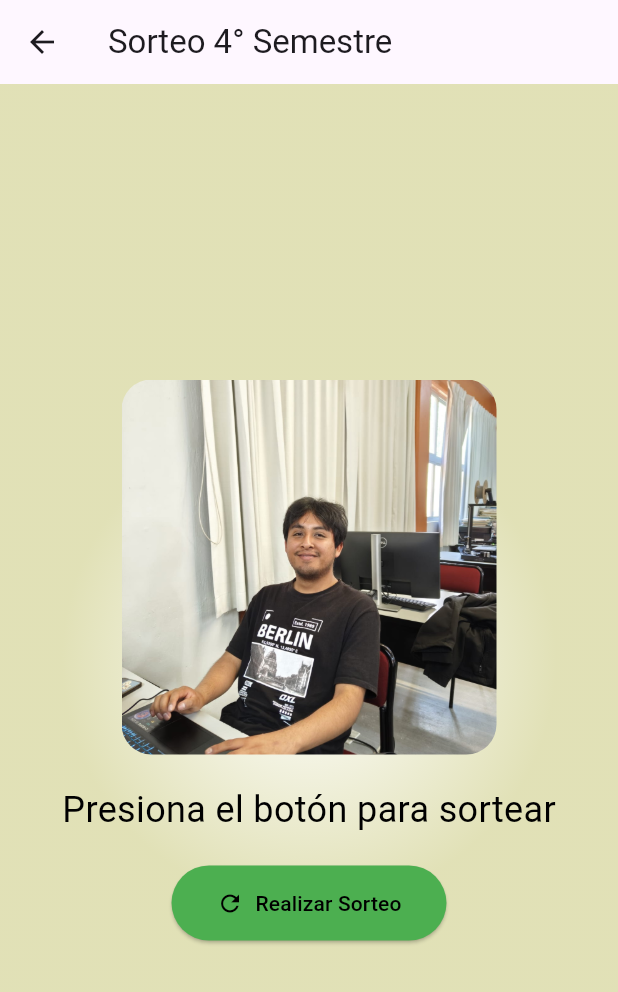
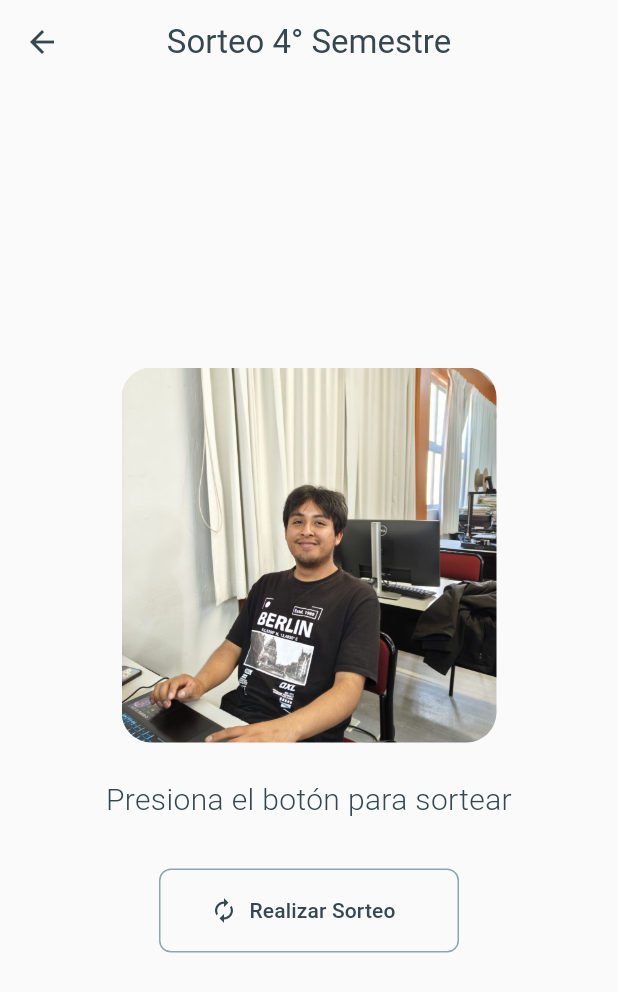
Before and after one commit to EdenMCa/ExamenSegundoParcial_PDM, a Flutter app: the CuartoSemestre screen opened directly, on a phone screen of 412 x 824 dp. Shown: the top 992 px of the screen. Run offline on Flutter 3.47's test engine with Material 3 defaults, Android fonts, the phone set to English and light mode, and no system bars.

Commit message:
Los módulo del 403 y 1003 ya contienen los estilos finales

```diff
--- a/examen_segundo_parcial/lib/pantallas/sorteos/cuarto_semestre.dart
+++ b/examen_segundo_parcial/lib/pantallas/sorteos/cuarto_semestre.dart
@@ -69,7 +69,7 @@ class _CuartoSemestreState extends State<CuartoSemestre> {
             1; // La función Random asigna un número aleatorio a _i.
         _rutaImagen =
             'assets/images/cuarto_semestre/cuarto_$_i.jpeg'; // El número aleatorio se agrega a la ruta de la imagen y se guarda en _rutaCara.
-        _ganador = _nombreAlumnos[_i-1];
+        _ganador = _nombreAlumnos[_i - 1];
       });
       _estaAnimado = false;
     }
@@ -78,15 +78,16 @@ class _CuartoSemestreState extends State<CuartoSemestre> {
   @override
   Widget build(BuildContext context) {
     return Scaffold(
+      backgroundColor: Colors.grey[50],
       appBar: AppBar(
         title: const Text('Sorteo 4° Semestre'),
+        centerTitle: true,
+        elevation: 0,
+        backgroundColor: Colors.transparent,
+        foregroundColor: Colors.blueGrey[800],
       ),
-      body: Container(
-        decoration: const BoxDecoration(
-            gradient: RadialGradient(colors: [
-          Color.fromRGBO(255, 255, 255, 10),
-          Color.fromRGBO(224, 224, 180, 0.965)
-        ], radius: 0.4)),
+      body: Padding(
+        padding: const EdgeInsets.symmetric(horizontal: 24.0),
         child: Center(
           child: Column(
             mainAxisAlignment: MainAxisAlignment.center,
@@ -100,27 +101,37 @@ class _CuartoSemestreState extends State<CuartoSemestre> {
                   fit: BoxFit.cover,
                 ),
               ),
-              const SizedBox(height: 20),
+              const SizedBox(height: 24),
               Text(
                 _ganador.isEmpty
                     ? 'Presiona el botón para sortear'
                     : 'Ganador: $_ganador',
-                style: const TextStyle(
-                    fontSize: 24, color: Color.fromARGB(255, 0, 0, 0)),
-              ),
-              const SizedBox(height: 20),
-              ElevatedButton.icon(
-                onPressed: _realizarSorteo,
-                icon: const Icon(Icons.refresh),
-                label: const Text('Realizar Sorteo'),
-                style: ElevatedButton.styleFrom(
-                  backgroundColor:
-                      Colors.green, // Color diferente para 2° semestre
-                  foregroundColor: const Color.fromARGB(255, 0, 0, 0),
-                  padding:
-                      const EdgeInsets.symmetric(horizontal: 30, vertical: 15),
+                textAlign: TextAlign.center,
+                style: TextStyle(
+                  fontSize: 20,
+                  fontWeight:
+                      _ganador.isEmpty ? FontWeight.w300 : FontWeight.bold,
+                  color: Colors.blueGrey[800],
+                  height: 1.4,
                 ),
               ),
+              const SizedBox(height: 32),
+              SizedBox(
+                width: 200, // Ancho personalizado del botón
+                child: OutlinedButton.icon(
+                  onPressed: _realizarSorteo,
+                  icon: const Icon(Icons.autorenew),
+                  label: const Text('Realizar Sorteo'),
+                  style: OutlinedButton.styleFrom(
+                    foregroundColor: Colors.blueGrey[800],
+                    side: BorderSide(color: Colors.blueGrey[300]!),
+                    minimumSize: const Size(200, 56), // Tamaño mínimo ajustado
+                    shape: RoundedRectangleBorder(
+                      borderRadius: BorderRadius.circular(8),
+                    ),
+                  ),
+                ),
+              )
             ],
           ),
         ),
```
Also changed, not shown: examen_segundo_parcial/lib/pantallas/sorteos/decimo_semestre.dart (+37 -23 lines).
